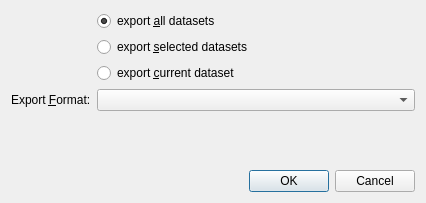
This is application/exportdialog.ui in jkriege2/LitSoz3 as Qt 5 draws it before an edit. The edited form follows.
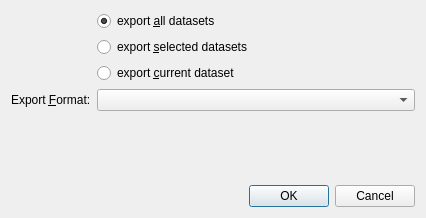
This is the edited form. Icons and pictures are not drawn.

Patch:
```diff
--- a/application/exportdialog.ui
+++ b/application/exportdialog.ui
@@ -10,7 +10,7 @@
     <x>0</x>
     <y>0</y>
     <width>426</width>
-    <height>203</height>
+    <height>218</height>
    </rect>
   </property>
   <property name="sizePolicy">
```
Left out of the diff: 12 changed lines with no effect on the pictures.
